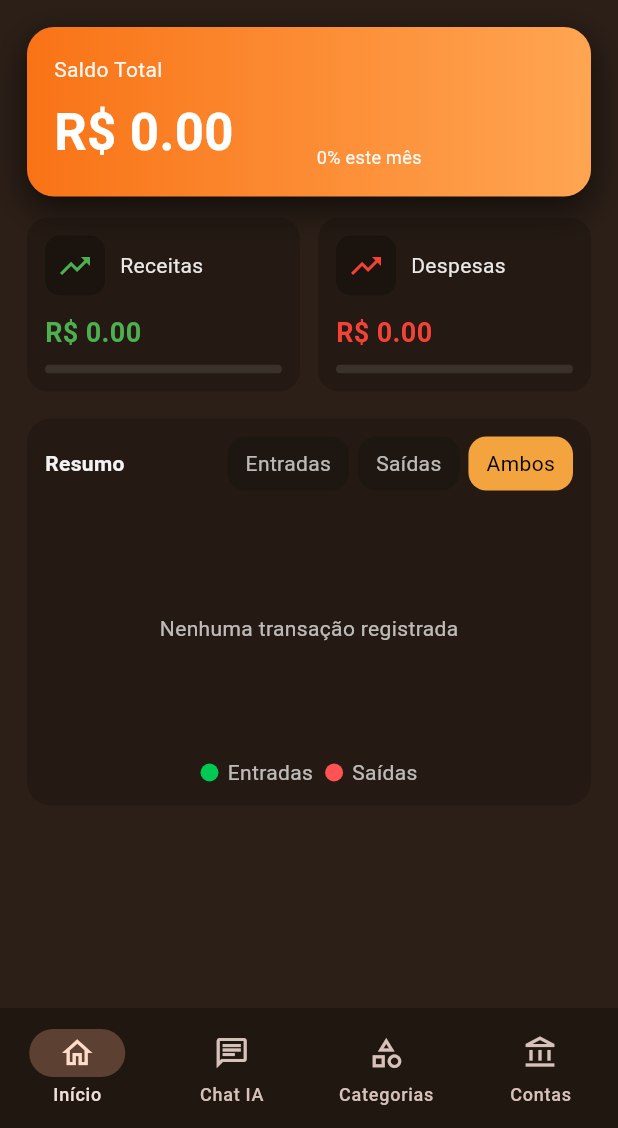
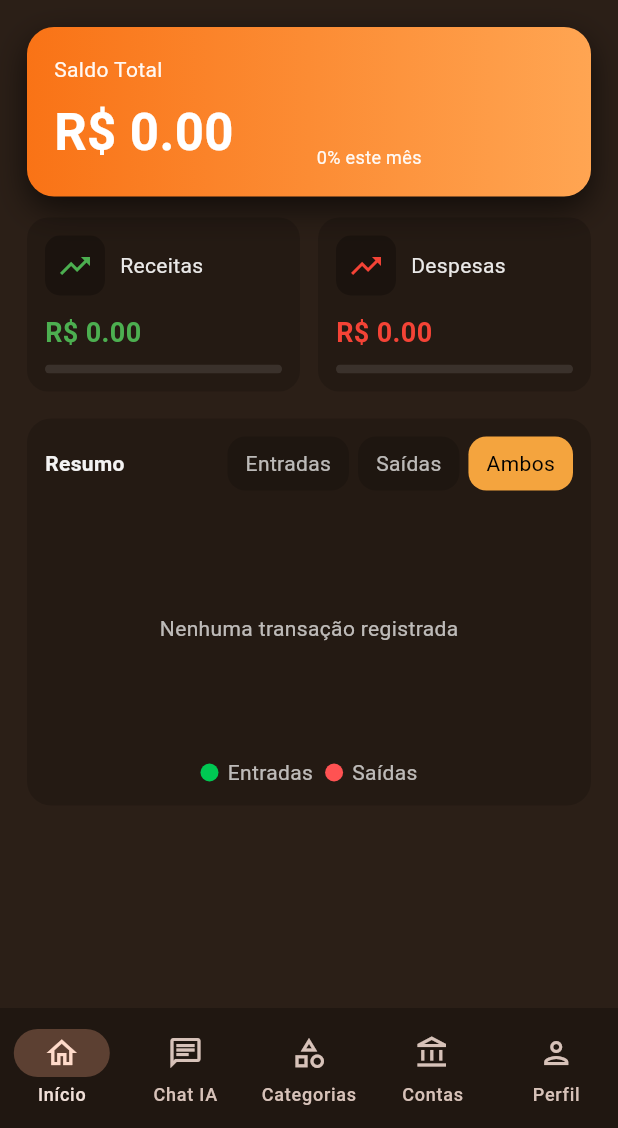
Before and after one commit to WiltonSR85/Projeto-Gestao-Financas, a Flutter app: the HomeShell screen opened by its route, on a phone screen of 412 x 824 dp, the part 108-1236 px from its top. Run offline on Flutter 3.47's test engine with Material 3 defaults, Android fonts, the light colour scheme and no system bars; our stand-ins replace fl_chart, shared_preferences, sqflite; accounts and stored records are empty; statements that could not run were skipped.

Commit message:
Mudança no home_shell

```diff
--- a/code/lib/views/screens/home_shell.dart
+++ b/code/lib/views/screens/home_shell.dart
@@ -1,6 +1,7 @@
 import 'package:flutter/material.dart';
 import 'home_page.dart';
-import 'categories_page.dart';
+import 'profile_page.dart';
+import 'category/category_page.dart';
 import 'accounts/accounts_page.dart';
 import 'chat_page.dart';
 
@@ -18,6 +19,7 @@ class _HomeShellState extends State<HomeShell> {
     ChatPage(),
     CategoriesPage(),
     AccountsPage(),
+    ProfilePage(),
   ];
 
   @override
@@ -33,6 +35,8 @@ class _HomeShellState extends State<HomeShell> {
           NavigationDestination(icon: Icon(Icons.chat_outlined), label: 'Chat IA'),
           NavigationDestination(icon: Icon(Icons.category_outlined), label: 'Categorias'),
           NavigationDestination(icon: Icon(Icons.account_balance_outlined), label: 'Contas'),
+          NavigationDestination(icon: Icon(Icons.person_outlined), label: 'Perfil'),
+
         ],
         backgroundColor: Colors.black.withOpacity(0.25),
       ),
```
Also changed, not shown: code/lib/main.dart (line endings or trailing spaces).
